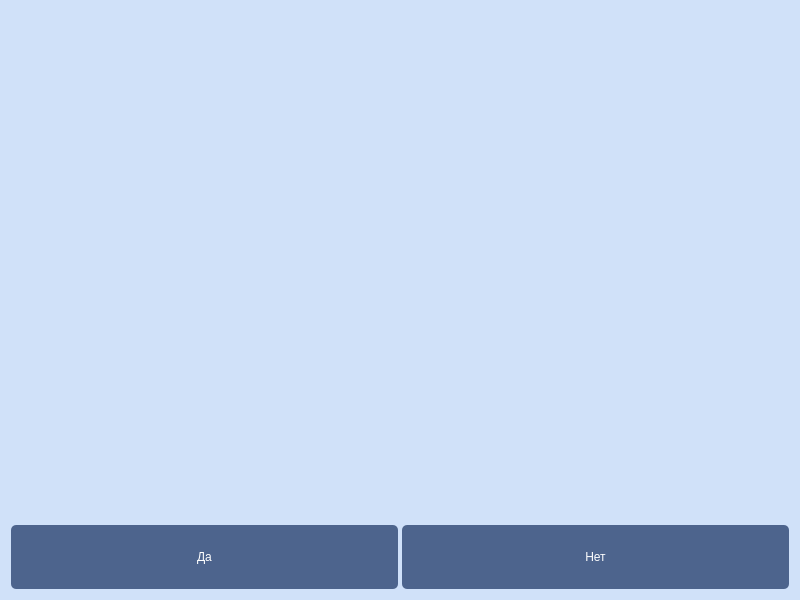
Above: resources/ui/PhotoReviewForm.ui from StellarCampfire/GeoPhoto before the change. Below: the same form after it.
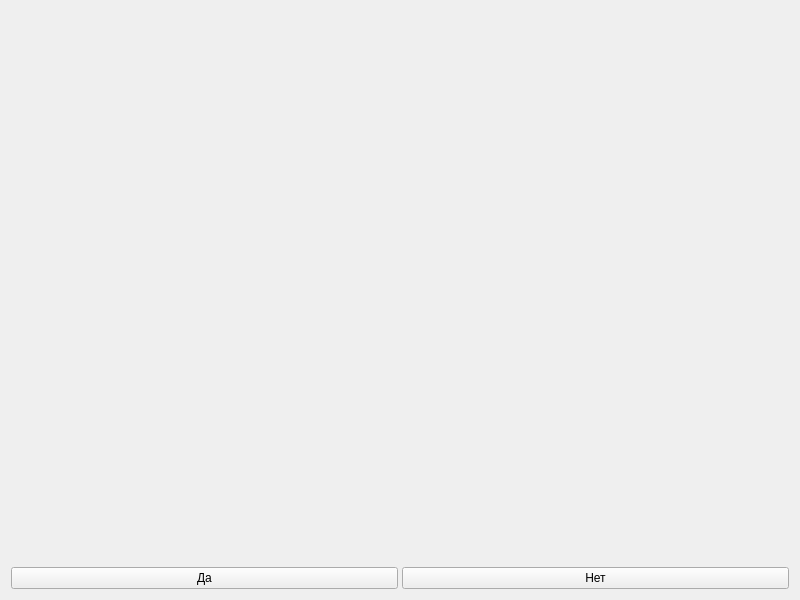
That is the form after the change.

The edit to the form file:
```diff
--- a/resources/ui/PhotoReviewForm.ui
+++ b/resources/ui/PhotoReviewForm.ui
@@ -14,29 +14,7 @@
    <string>Form</string>
   </property>
   <property name="styleSheet">
-   <string notr="true">QWidget {
-    background-color: rgb(208, 225, 249);
-}
-
-QPushButton {
-    background-color: rgb(77, 100, 141);
-
-    color: white;
-    border-radius: 5px;
-	padding: 25;
-	font: 57 18pt &quot;Sono Medium&quot;;
-}
-
-QPushButton:focus {
-    background-color: rgb(40, 54, 85);
-
-    color: white;
-    border-radius: 5px;
-	padding: 25;
-	font: 57 18pt &quot;Sono Medium&quot;;
-}
-
-</string>
+   <string notr="true"/>
   </property>
   <layout class="QVBoxLayout" name="verticalLayout" stretch="1,0">
    <item>
```
